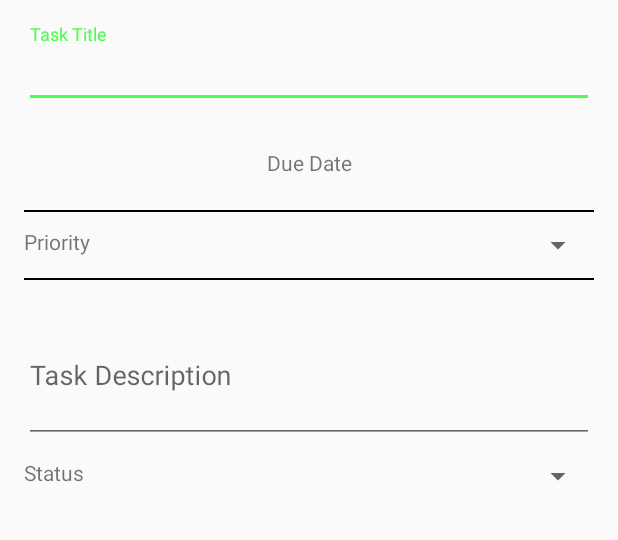
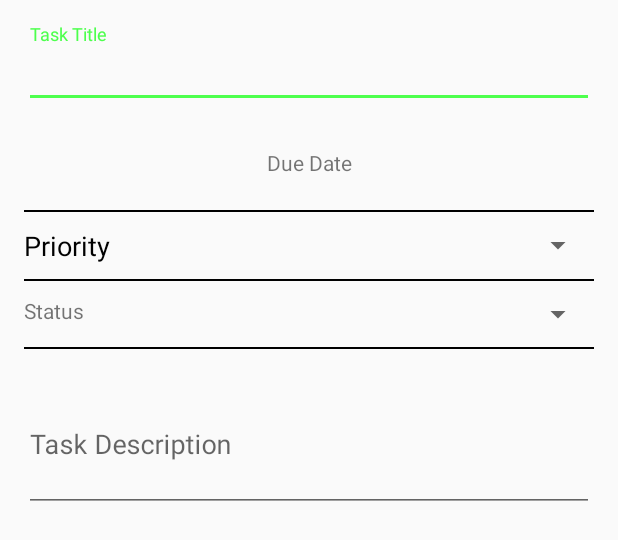
Before and after one commit to Mario0419/To-Do-App-Android, an Android app: the layout content_edit_item.xml on its own in the app's theme, with its tools: preview values and no code run, on a phone screen of 412 x 824 dp. Shown: the top 540 px of the screen. Run offline under Robolectric (Android 15) with nearby library versions, the phone set to English and light mode, and no system bars.

Commit message:
Initial Commit

```diff
--- a/app/src/main/java/com/mx3studios/to_do/MainActivity.java
+++ b/app/src/main/java/com/mx3studios/to_do/MainActivity.java
@@ -18,6 +18,7 @@ import android.widget.ListView;
 import android.widget.TextView;
 
 import java.util.ArrayList;
+import java.util.Collections;
 
 public class MainActivity extends AppCompatActivity {
 
@@ -39,6 +40,7 @@ public class MainActivity extends AppCompatActivity {
 
         mDbHelper = new FeedReaderDBHelper(getApplicationContext());
         list = dao.retreieveAll();
+        Collections.sort(list);
         arrayAdapter = new TodoAdapter(this.getApplicationContext(), list);
         mListView.setAdapter(arrayAdapter);
         mListView.setOnItemClickListener(new AdapterView.OnItemClickListener() {
@@ -61,6 +63,7 @@ public class MainActivity extends AppCompatActivity {
     public void onResume() {
         super.onResume();
         list = dao.retreieveAll();
+        Collections.sort(list);
         arrayAdapter = new TodoAdapter(this.getApplicationContext(), list);
         mListView.setAdapter(arrayAdapter);
     }
@@ -74,9 +77,7 @@ public class MainActivity extends AppCompatActivity {
         Intent itemInfo = new Intent(this, EditItemActivity.class);
         itemInfo.putExtra("TodoItem", item);
         startActivityForResult(itemInfo, Activity.RESULT_OK);
-
     }
-
 
     public class TodoAdapter extends ArrayAdapter<TodoItem> {
         public TodoAdapter(Context context, ArrayList<TodoItem> list) {
--- a/app/src/main/res/layout/activity_main.xml
+++ b/app/src/main/res/layout/activity_main.xml
@@ -28,6 +28,7 @@
             android:layout_height="wrap_content"
             android:layout_gravity="bottom|end"
             android:layout_margin="@dimen/fab_margin"
+            android:elevation="5dp"
             android:background="@color/orange"
             android:src="@android:drawable/ic_input_add" />
     </LinearLayout>
--- a/app/src/main/res/layout/content_edit_item.xml
+++ b/app/src/main/res/layout/content_edit_item.xml
@@ -26,6 +26,7 @@
                 android:id="@+id/edittext_task_title"
                 android:layout_width="match_parent"
                 android:layout_height="wrap_content"
+                android:maxLength="20"
                 android:singleLine="true"
                 android:hint="Task Title"/>
         </android.support.design.widget.TextInputLayout>
@@ -63,6 +64,8 @@
                 android:layout_width="wrap_content"
                 android:layout_height="wrap_content"
                 android:paddingRight="150dp"
+                android:textSize="18dp"
+                android:textColor="#000000"
                 android:text="Priority"/>
 
             <android.support.v7.widget.AppCompatSpinner
@@ -72,6 +75,34 @@
                 android:textAlignment="textEnd"
                 android:gravity="end">
 
+            </android.support.v7.widget.AppCompatSpinner>
+        </LinearLayout>
+
+        <View
+            android:layout_width="match_parent"
+            android:layout_height="1dp"
+            android:background="#000000"/>
+
+
+        <LinearLayout
+            android:orientation="horizontal"
+            android:layout_width="match_parent"
+            android:layout_height="wrap_content"
+            android:layout_marginTop="10dp"
+            android:layout_marginBottom="10dp">
+
+            <TextView
+                android:layout_width="wrap_content"
+                android:layout_height="wrap_content"
+                android:paddingRight="150dp"
+                android:text="Status"/>
+
+            <android.support.v7.widget.AppCompatSpinner
+                android:id="@+id/spinner_status"
+                android:layout_width="match_parent"
+                android:layout_height="wrap_content"
+                android:textAlignment="textEnd"
+                android:gravity="end">
             </android.support.v7.widget.AppCompatSpinner>
         </LinearLayout>
 
@@ -94,27 +125,6 @@
 
         </android.support.design.widget.TextInputLayout>
 
-        <LinearLayout
-            android:orientation="horizontal"
-            android:layout_width="match_parent"
-            android:layout_height="wrap_content"
-            android:layout_marginTop="10dp"
-            android:layout_marginBottom="10dp">
-
-            <TextView
-                android:layout_width="wrap_content"
-                android:layout_height="wrap_content"
-                android:text="Status"/>
-
-            <android.support.v7.widget.AppCompatSpinner
-                android:id="@+id/spinner_status"
-                android:layout_width="match_parent"
-                android:layout_height="wrap_content"
-                android:textAlignment="textEnd"
-                android:gravity="end">
-            </android.support.v7.widget.AppCompatSpinner>
-        </LinearLayout>
-
     </LinearLayout>
 
 
--- a/app/src/main/res/values/colors.xml
+++ b/app/src/main/res/values/colors.xml
@@ -3,7 +3,7 @@
     <color name="colorPrimary">#3F51B5</color>
     <color name="colorPrimaryDark">#303F9F</color>
     <color name="colorAccent">#4DFF4D</color>
-    <color name="colorAccentMedium">#FFFF66</color>
+    <color name="colorAccentMedium">#FFBB99</color>
     <color name="colorAccentHigh">#FF4D4D</color>
     <color name="orange">#FFA500</color>
 </resources>
```
Also changed, not shown: app/src/main/java/com/mx3studios/to_do/EditItemActivity.java (+5 -6 lines), app/src/main/java/com/mx3studios/to_do/TodoItem.java (+6 -1 lines), app/src/main/res/layout/todo_list_item.xml (+6 -1 lines), app/src/main/res/mipmap-hdpi/ic_launcher.png, app/src/main/res/mipmap-mdpi/ic_launcher.png, app/src/main/res/mipmap-xhdpi/ic_launcher.png, app/src/main/res/mipmap-xxhdpi/ic_launcher.png, app/src/main/res/mipmap-xxxhdpi/ic_launcher.png, 5 other files.
